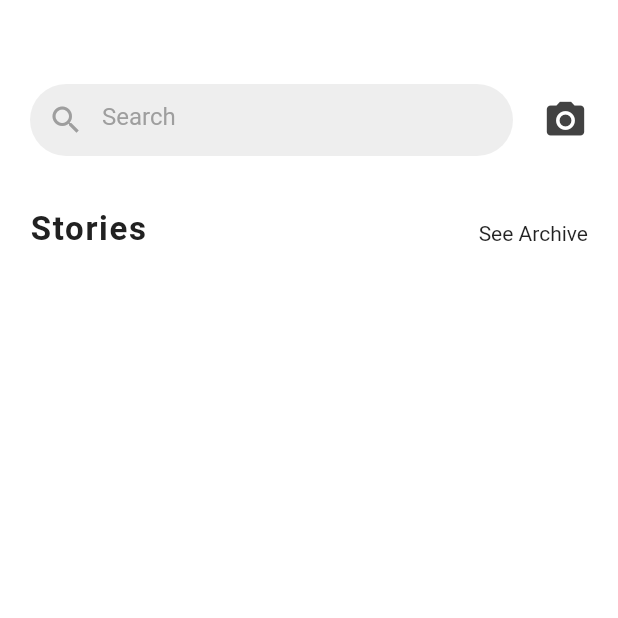
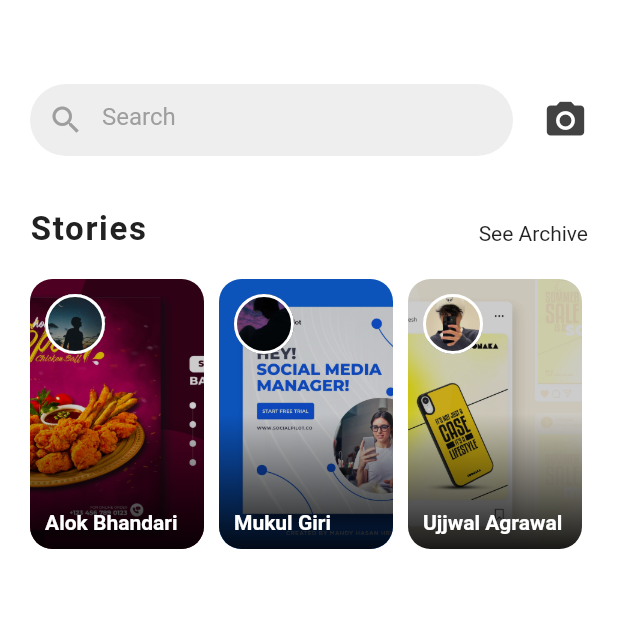
Before and after one commit to Prabhneet-Web/FacebookAppUI, a Flutter app: the screen it shows after launch, on a phone screen of 412 x 824 dp, the top half of it. Run offline on Flutter 3.47's test engine with Material 2 defaults, Android fonts, the light colour scheme and no system bars.

Commit message:
Story Section Added.

```diff
--- a/lib/pages/homePage.dart
+++ b/lib/pages/homePage.dart
@@ -43,7 +43,7 @@ class _HomePageState extends State<HomePage> {
             child: SingleChildScrollView(
               scrollDirection: Axis.vertical,
               child: Padding(
-                padding: EdgeInsets.all(20),
+                padding: const EdgeInsets.all(20),
                 child: Column(
                   crossAxisAlignment: CrossAxisAlignment.start,
                   children: [
@@ -68,7 +68,38 @@ class _HomePageState extends State<HomePage> {
                       height: 180,
                       child: ListView(
                         scrollDirection: Axis.horizontal,
-                        children: [makeStory()],
+                        children: [
+                          makeStory(
+                              storyImage: "lib/assets/images/story/Story1.webp",
+                              userImage:
+                                  "lib/assets/images/profilePics/Profile1.jpeg",
+                              userName: "Alok Bhandari"),
+                          makeStory(
+                              storyImage: "lib/assets/images/story/Story2.webp",
+                              userImage:
+                                  "lib/assets/images/profilePics/Profile2.jpeg",
+                              userName: "Mukul Giri"),
+                          makeStory(
+                              storyImage: "lib/assets/images/story/Story3.webp",
+                              userImage:
+                                  "lib/assets/images/profilePics/Profile3.jpeg",
+                              userName: "Ujjwal Agrawal"),
+                          makeStory(
+                              storyImage: "lib/assets/images/story/Story4.webp",
+                              userImage:
+                                  "lib/assets/images/profilePics/Profile4.jpeg",
+                              userName: "Priyanshu Pokhriyal"),
+                          makeStory(
+                              storyImage: "lib/assets/images/story/Story5.webp",
+                              userImage:
+                                  "lib/assets/images/profilePics/Profile5.jpeg",
+                              userName: "Sagar Mamgain"),
+                          makeStory(
+                              storyImage: "lib/assets/images/story/Story6.webp",
+                              userImage:
+                                  "lib/assets/images/profilePics/Profile6.jpeg",
+                              userName: "Darshan Raval")
+                        ],
                       ),
                     )
                   ],
@@ -81,7 +112,44 @@ class _HomePageState extends State<HomePage> {
     );
   }
 
-  Widget makeStory() {
-    return AspectRatio(aspectRatio: 1 / 3);
+  Widget makeStory({storyImage, userImage, userName}) {
+    return AspectRatio(
+      aspectRatio: 1.4 / 2,
+      child: Container(
+          margin: const EdgeInsets.only(right: 10),
+          decoration: BoxDecoration(
+              borderRadius: BorderRadius.circular(15),
+              image: DecorationImage(
+                  image: AssetImage(storyImage), fit: BoxFit.cover)),
+          child: Container(
+            padding: EdgeInsets.all(10),
+            decoration: BoxDecoration(
+                borderRadius: BorderRadius.circular(15),
+                gradient: LinearGradient(begin: Alignment.bottomRight, colors: [
+                  Colors.black.withOpacity(0.9),
+                  Colors.black.withOpacity(0.2)
+                ])),
+            child: Column(
+              crossAxisAlignment: CrossAxisAlignment.start,
+              mainAxisAlignment: MainAxisAlignment.spaceBetween,
+              children: [
+                Container(
+                  width: 40,
+                  height: 40,
+                  decoration: BoxDecoration(
+                      shape: BoxShape.circle,
+                      border: Border.all(color: Colors.white, width: 2),
+                      image: DecorationImage(
+                          image: AssetImage(userImage), fit: BoxFit.cover)),
+                ),
+                Text(
+                  userName,
+                  style: const TextStyle(
+                      color: Colors.white, fontWeight: FontWeight.bold),
+                )
+              ],
+            ),
+          )),
+    );
   }
 }
--- a/pubspec.yaml
+++ b/pubspec.yaml
@@ -58,9 +58,9 @@ flutter:
   uses-material-design: true
 
   # To add assets to your application, add an assets section, like this:
-  # assets:
-  #   - images/a_dot_burr.jpeg
-  #   - images/a_dot_ham.jpeg
+  assets:
+    - lib/assets/images/story/
+    - lib/assets/images/profilePics/
 
   # An image asset can refer to one or more resolution-specific "variants", see
   # https://flutter.dev/assets-and-images/#resolution-aware.
```
Also changed, not shown: lib/assets/images/profilePics/Profile1.jpeg (added), lib/assets/images/profilePics/Profile2.jpeg (added), lib/assets/images/profilePics/Profile3.jpeg (added), lib/assets/images/profilePics/Profile4.jpeg (added), lib/assets/images/profilePics/Profile5.jpeg (added), lib/assets/images/profilePics/Profile6.jpeg (added), lib/assets/images/story/Story1.webp (added), lib/assets/images/story/Story2.webp (added), lib/assets/images/story/Story3.webp (added), lib/assets/images/story/Story4.webp (added), lib/assets/images/story/Story5.webp (added), lib/assets/images/story/Story6.webp (added), 47 other files.
